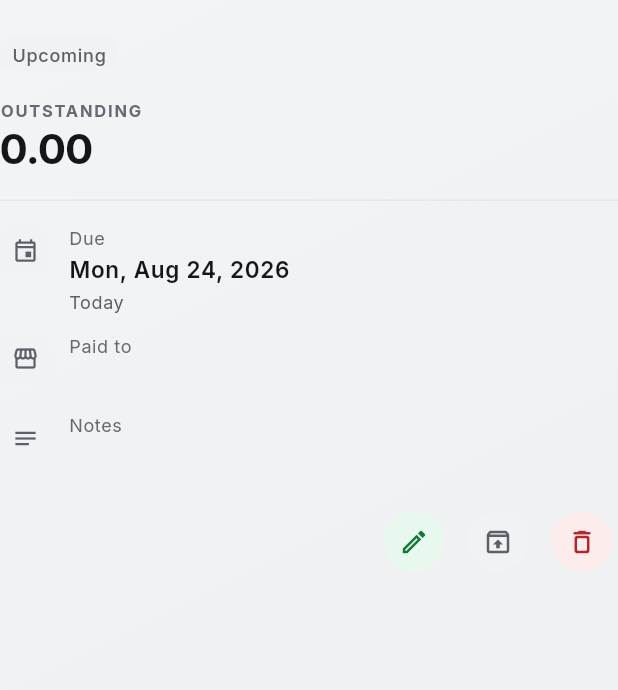
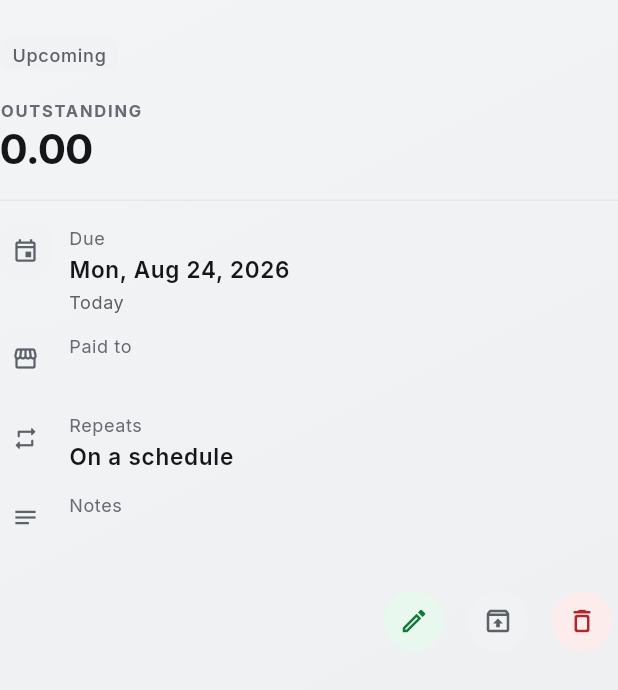
Before and after one commit to MarcEsteban04/PayPaw-Bills-Tracker-App, a Flutter app: the _BillDetail widget shown alone on an empty page, opened directly with empty values, on a phone screen of 412 x 824 dp. Shown: the top 690 px of the screen. Run offline on Flutter 3.47's test engine with Material 3 defaults, Android fonts, the phone set to English and light mode, and no system bars; our stand-ins replace flutter_riverpod, flutter_secure_storage, go_router, google_fonts, shared_preferences, supabase_flutter; accounts and stored records are empty; network calls fail.

Commit message:
Show that a bill came from a schedule
recurring_bill_id has been set by the generator since Sprint 31 and read by
nothing, so a bill that reappears every month looked exactly like one somebody
had entered twice. A column written and never read is the same defect this
project has been finding elsewhere; this one was mine.

The list row gets a small repeat icon - a footnote, not a status, since the row
already carries a category, a date, a badge and an amount. The drawer gets the
rule itself ("Every month on the 15th"), fetched only for bills that have a
template so the common case pays for no extra round trip. A slow fetch degrades
to "On a schedule" rather than putting a spinner in the middle of a list of
facts.

Still no screen for managing the templates themselves - pause, resume, modify
and cancel are Sprint 32, and that is where recurringBillsProvider finally gets
a reader.

Co-Authored-By: Claude Opus 5 (1M context) <noreply@anthropic.com>

```diff
--- a/lib/features/bills/presentation/widgets/bill_detail_sheet.dart
+++ b/lib/features/bills/presentation/widgets/bill_detail_sheet.dart
@@ -11,6 +11,8 @@ import '../../../categories/domain/entities/category.dart';
 import '../../../categories/presentation/controllers/category_providers.dart';
 import '../../../categories/presentation/widgets/category_icon.dart';
 import '../../../payments/presentation/widgets/bill_payment_history.dart';
+import '../../../recurring/domain/entities/recurring_bill.dart';
+import '../../../recurring/presentation/controllers/recurring_bill_providers.dart';
 import '../../domain/entities/bill_status.dart';
 import '../../domain/entities/bill_with_status.dart';
 import 'bill_status_display.dart';
@@ -153,6 +155,28 @@ class _BillDetail extends ConsumerWidget {
               icon: Icons.storefront_outlined,
               label: 'Paid to',
               value: payee,
+            ),
+          ],
+          // Where a generated bill came from.
+          //
+          // Fetched only for bills that have a template, which is what keeps the
+          // common case — a bill somebody typed — free of a second round trip.
+          if (item.bill.recurringBillId
+              case final String templateId) ...<Widget>[
+            const SizedBox(height: AppSpacing.md),
+            _Fact(
+              icon: Icons.repeat_rounded,
+              label: 'Repeats',
+              // The rule if it has arrived, and the plain fact if it has not.
+              // "Repeats" alone is still true and still more than the drawer said
+              // before, so a slow query degrades rather than showing a spinner in
+              // the middle of a list of facts.
+              value: switch (ref.watch(recurringBillProvider(templateId))) {
+                AsyncData<RecurringBill?>(value: final RecurringBill? template)
+                    when template != null =>
+                  template.recurrence.describe(),
+                _ => 'On a schedule',
+              },
             ),
           ],
           if (item.bill.notes case final String notes) ...<Widget>[
--- a/lib/features/recurring/data/repositories/supabase_recurring_bill_repository.dart
+++ b/lib/features/recurring/data/repositories/supabase_recurring_bill_repository.dart
@@ -45,6 +45,20 @@ class SupabaseRecurringBillRepository implements RecurringBillRepository {
           .order(RecurringBillDto.columnName, ascending: true);
 
       return rows.map(RecurringBillDto.toEntity).toList();
+    });
+  }
+
+  @override
+  Future<RecurringBill?> fetchRecurringBill(String id) async {
+    return _guard(() async {
+      final Map<String, dynamic>? row = await _client
+          .from(_table)
+          .select(RecurringBillDto.selectColumns)
+          .eq(RecurringBillDto.columnId, id)
+          // maybeSingle, not single: a missing row is a null, not an exception.
+          .maybeSingle();
+
+      return row == null ? null : RecurringBillDto.toEntity(row);
     });
   }
 
--- a/lib/features/recurring/domain/repositories/recurring_bill_repository.dart
+++ b/lib/features/recurring/domain/repositories/recurring_bill_repository.dart
@@ -25,6 +25,12 @@ abstract interface class RecurringBillRepository {
     bool includeInactive = true,
   });
 
+  /// One template, or null when there is no such template visible to this user.
+  ///
+  /// Null rather than an exception for a missing row: through RLS "deleted" and
+  /// "belongs to someone else" are the same answer and have to stay that way.
+  Future<RecurringBill?> fetchRecurringBill(String id);
+
   /// Stores a new template and returns it as saved.
   Future<RecurringBill> createRecurringBill(NewRecurringBill draft);
 
--- a/lib/features/recurring/presentation/controllers/recurring_bill_providers.dart
+++ b/lib/features/recurring/presentation/controllers/recurring_bill_providers.dart
@@ -43,3 +43,14 @@ final FutureProvider<int?> billGenerationProvider = FutureProvider<int?>((
     return null;
   }
 });
+
+/// The template one bill was generated from, by template id.
+///
+/// A family fetched only when a drawer opens on a generated bill, rather than
+/// loading every template with the bills list. Most bills are not generated, and
+/// the ones that are share a handful of templates — a second query on every list
+/// load would be paying for a rule that no row shows.
+final recurringBillProvider = FutureProvider.family<RecurringBill?, String>(
+  (Ref ref, String id) =>
+      ref.watch(recurringBillRepositoryProvider).fetchRecurringBill(id),
+);
```
Also changed, not shown: lib/features/bills/presentation/widgets/bill_list_tile.dart (+26 -1 lines), 2 other files.
